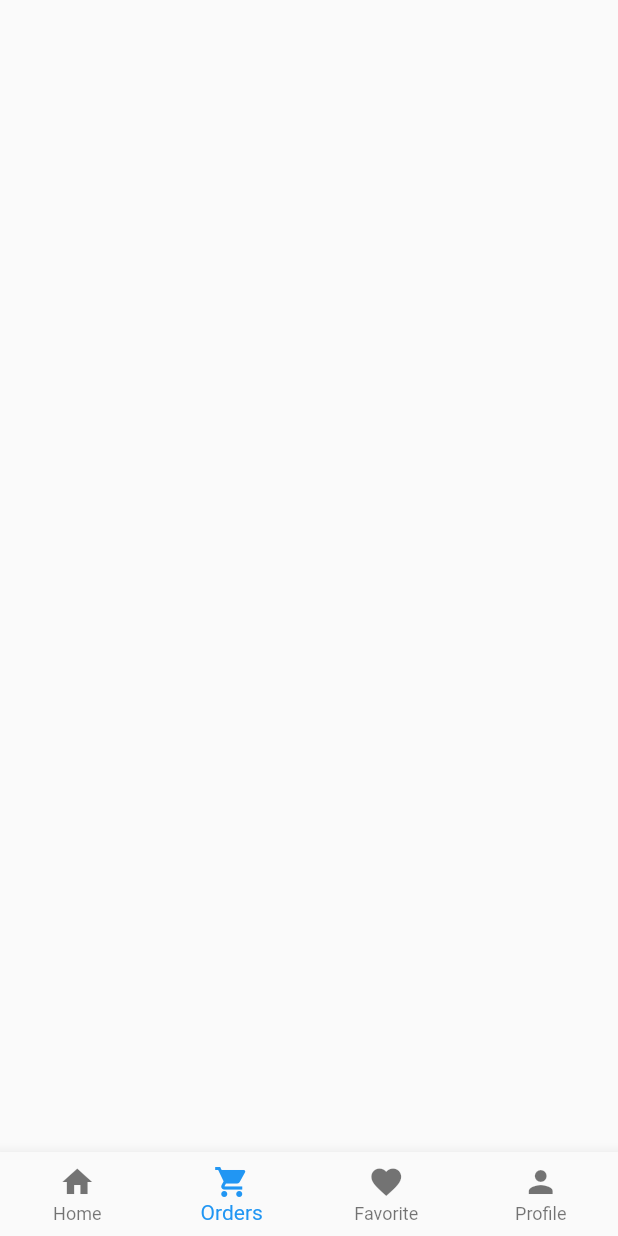
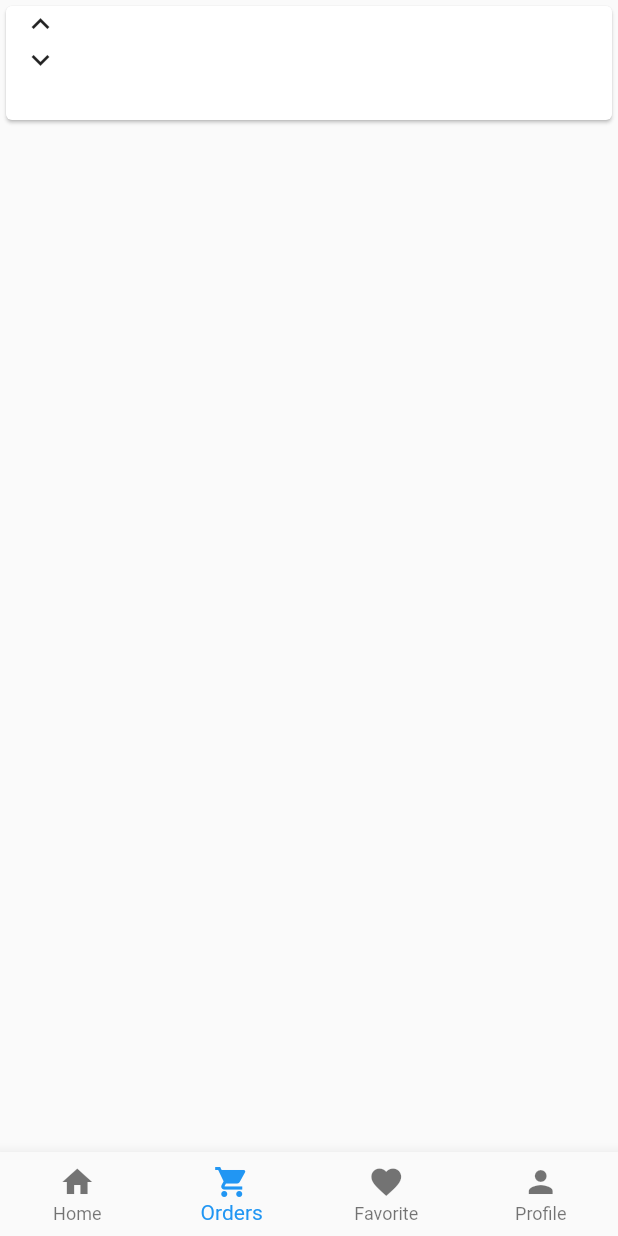
Before and after one commit to ekographs/mobiledeliveryapp, a Flutter app: the screen it shows after launch, item 2 of the bottom bar chosen, on a phone screen of 412 x 824 dp. Run offline on Flutter 3.47's test engine with Material 2 defaults, Android fonts, the phone set to English and light mode, and no system bars; missing offline and left inert: dart:html.

Commit message:
changes to order page

```diff
--- a/lib/src/pages/order_page.dart
+++ b/lib/src/pages/order_page.dart
@@ -1,4 +1,8 @@
 import 'package:flutter/material.dart';
+
+//Customized widgets
+
+import '../widget/order_card.dart';
 
 class OrderPage extends StatefulWidget{
   @override
@@ -11,7 +15,7 @@ class _OrderPageState extends State<OrderPage>{
     return ListView(
       scrollDirection: Axis.vertical,
       children: <Widget>[
-
+        OrderCard(),
       ],
     );
 
--- a/lib/src/widget/order_card.dart
+++ b/lib/src/widget/order_card.dart
@@ -0,0 +1,23 @@
+import 'package:flutter/material.dart';
+
+class OrderCard extends StatelessWidget{
+  @override
+  Widget build(BuildContext context) {
+    return Card(
+      child: Row(
+        children: <Widget>[
+          Container(
+            height: 76.0,
+            width: 46.0,
+            child: Column(
+              children: <Widget>[
+                Icon(Icons.keyboard_arrow_up),
+                Icon(Icons.keyboard_arrow_down)
+              ],
+            ),
+          )
+        ],
+      ),
+    );
+  }
+}
```
